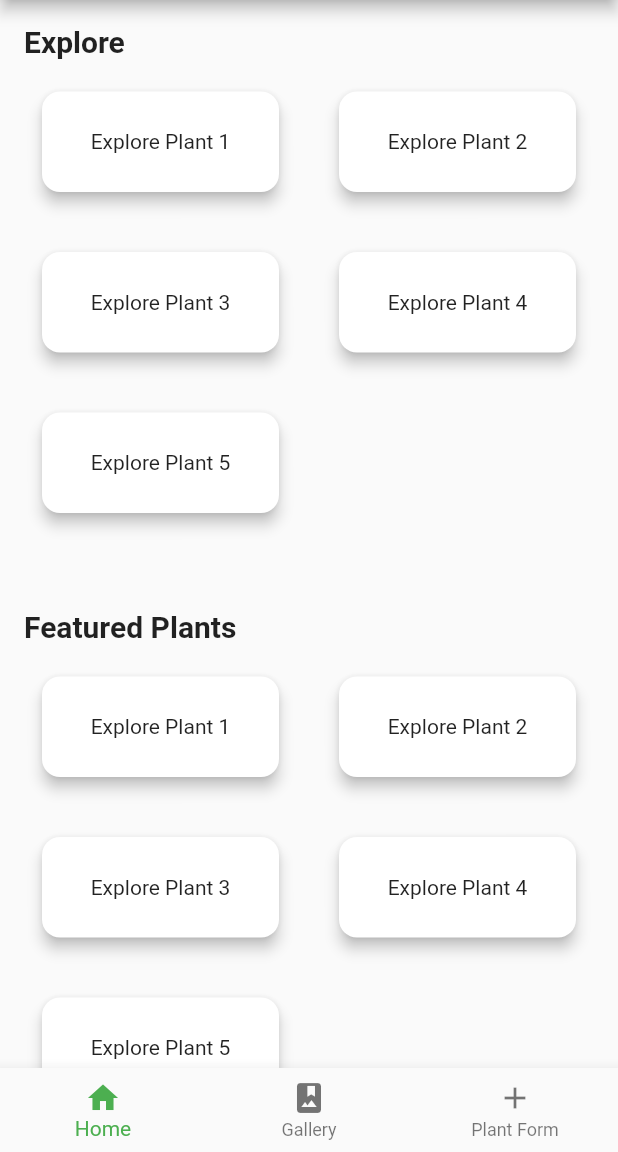
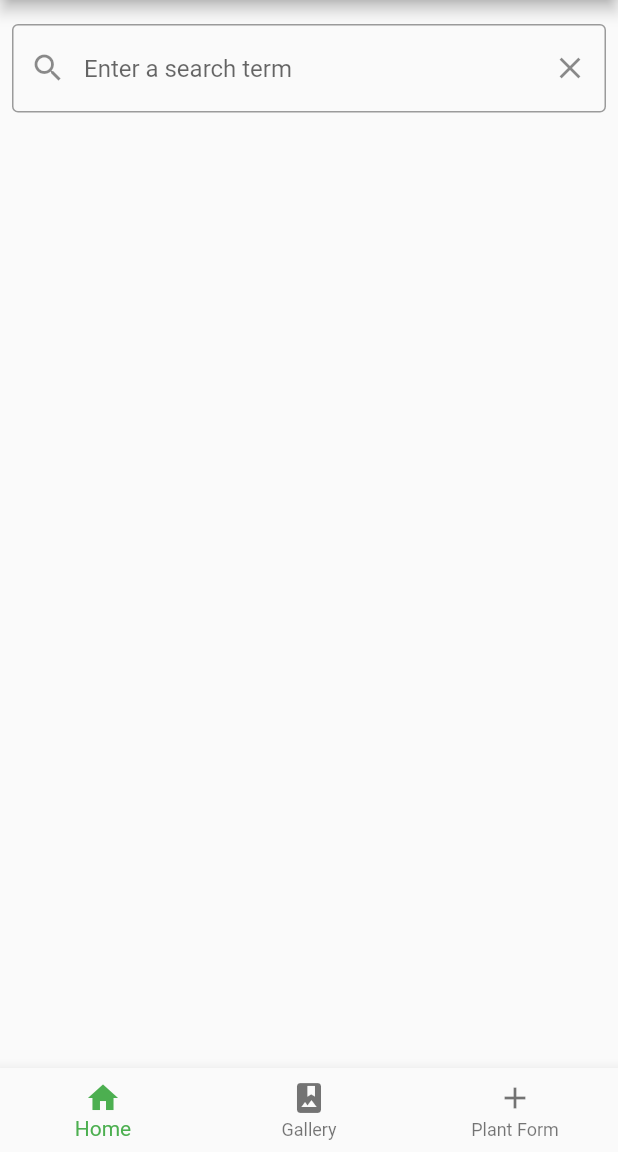
Before and after one commit to Davidwk123/CPSC-4250-PlantMama, a Flutter app: the screen it shows after launch, on a phone screen of 412 x 824 dp, the part 84-1236 px from its top. Run offline on Flutter 3.47's test engine with Material 2 defaults, Android fonts, the phone set to English and light mode, and no system bars; our stand-ins replace go_router, image_picker.

Commit message:
Refactored home_page.dart, plantProfile, added http to yaml, and created PlantCatalogPage for api

```diff
--- a/lib/home_page.dart
+++ b/lib/home_page.dart
@@ -1,5 +1,6 @@
 import 'package:flutter/material.dart';
 import 'package:plant_mama/add_plant_form.dart';
+import 'package:plant_mama/plant_catalog_page.dart';
 import 'package:plant_mama/plant_gallery_page.dart';
 import 'package:plant_mama/plant_view_model.dart';
 import 'package:provider/provider.dart';
@@ -27,7 +28,7 @@ class _HomePageState extends State<HomePage> {
   Widget build(BuildContext context) {
     final plantViewModel = context.watch<PlantViewModel>();
     List<Widget> pages = <Widget>[
-      const Home(),
+      const PlantCatalogPage(),
       const PlantGalleryPage(),
       AddPlantForm(plantViewModel: plantViewModel)
 
--- /dev/null
+++ b/lib/plant_catalog_page.dart
@@ -0,0 +1,45 @@
+import 'package:flutter/material.dart';
+import 'package:plant_mama/add_plant_form.dart';
+import 'package:plant_mama/plant_gallery_page.dart';
+import 'package:plant_mama/plant_view_model.dart';
+import 'package:provider/provider.dart';
+
+class PlantCatalogPage extends StatefulWidget {
+  const PlantCatalogPage({Key? key}) : super(key: key);
+
+  @override
+  State<PlantCatalogPage> createState() => _PlantCatalogPageState();
+}
+
+class _PlantCatalogPageState extends State<PlantCatalogPage> {
+  final _formKey = GlobalKey<FormState>();
+  final _nameController = TextEditingController(text:null);
+
+
+
+  @override
+  Widget build(BuildContext context) {
+    return Column(
+      children: [
+        Padding(
+          padding: const EdgeInsets.symmetric(horizontal: 8, vertical: 16),
+          child: TextField(
+            decoration: InputDecoration(
+              border: const OutlineInputBorder(),
+              hintText: 'Enter a search term',
+              suffixIcon: IconButton(
+                onPressed: () {_nameController.clear();},
+                icon: const Icon(Icons.clear)
+              ),
+              prefixIcon: IconButton(
+                icon: const Icon(Icons.search),
+                onPressed: () {},
+              ),
+            ),
+            controller: _nameController,
+          )
+        ),
+      ],
+    );
+  }
+}
--- a/pubspec.yaml
+++ b/pubspec.yaml
@@ -35,6 +35,7 @@ dependencies:
   go_router:
   mockito:
   image_picker:
+  http:
 
   # The following adds the Cupertino Icons font to your application.
   # Use with the CupertinoIcons class for iOS style icons.
```
Also changed, not shown: lib/plant_profile.dart (+20 -0 lines).
